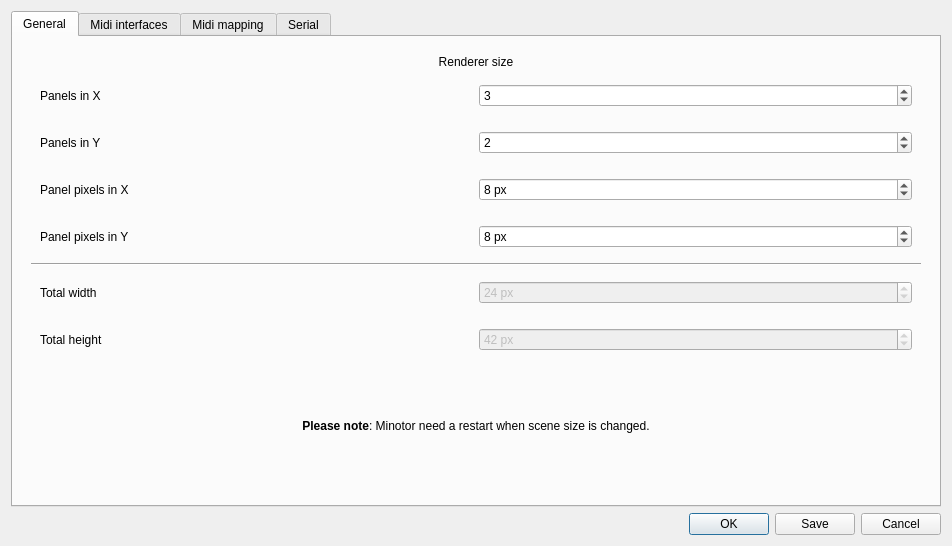
First picture: the form in Ui/configdialog.ui, repository minotor-org/minotor, before the edit.
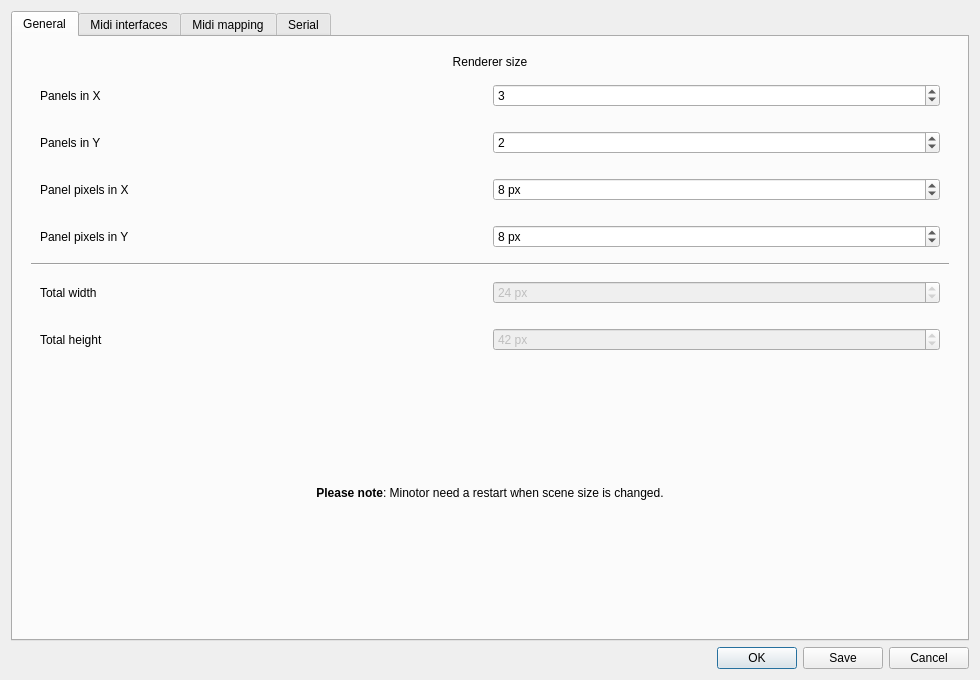
Second picture: the form after the edit.

Commit message: ConfigDialog: Increase size for better lisibility

Diff of the .ui file:
```diff
--- a/Ui/configdialog.ui
+++ b/Ui/configdialog.ui
@@ -6,8 +6,8 @@
    <rect>
     <x>0</x>
     <y>0</y>
-    <width>952</width>
-    <height>546</height>
+    <width>980</width>
+    <height>680</height>
    </rect>
   </property>
   <property name="windowTitle">
```
